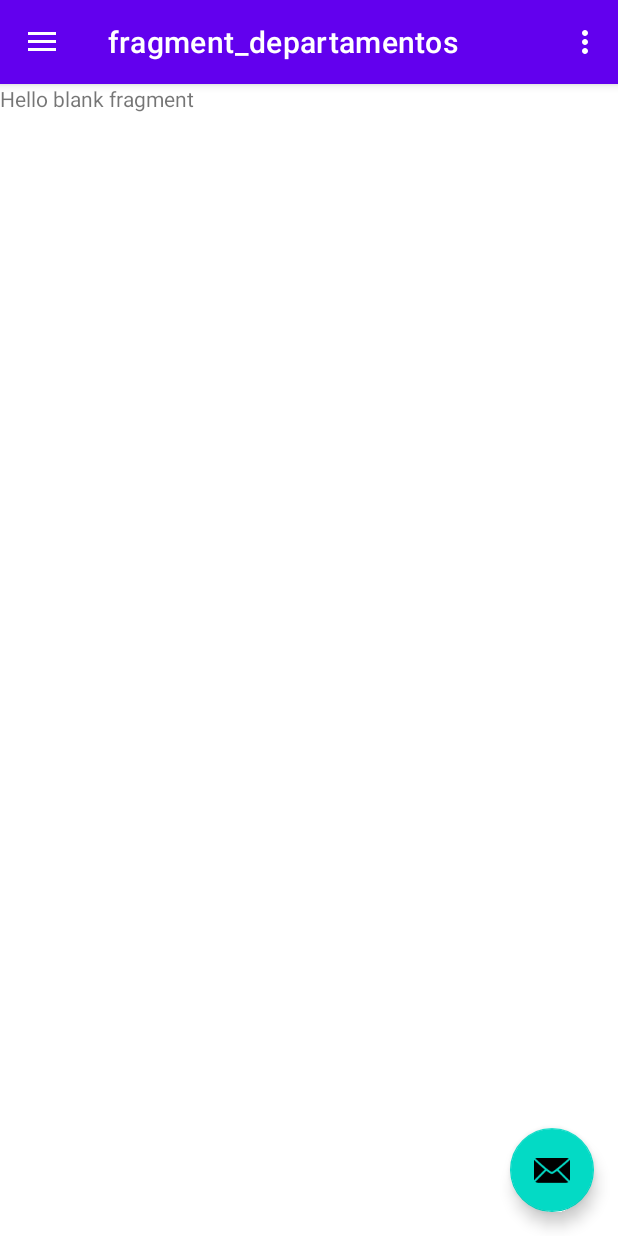
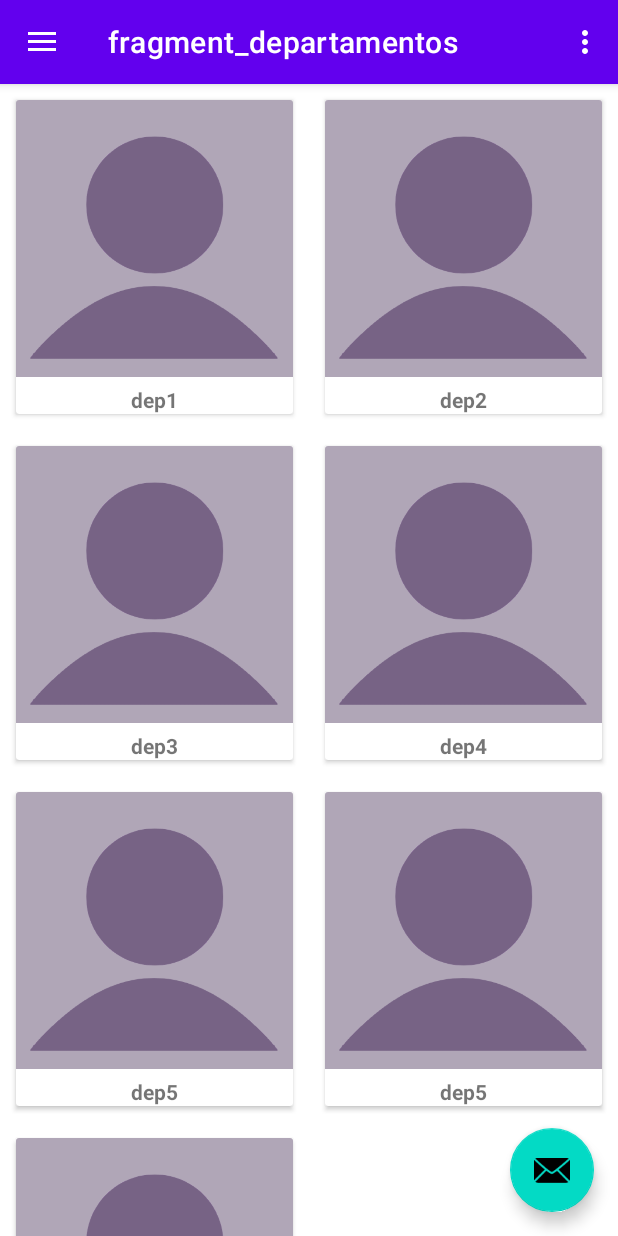
Before and after one commit to isabelcoboruizazuaga/ScrumManager, an Android app: the screen it shows after launch (NavigationDrawerActivity), in the side drawer, after a tap on "Departments", on a phone screen of 412 x 824 dp. Run offline under Robolectric (Android 15) with nearby library versions, the phone set to English and light mode, and no system bars; our stand-ins replace navigation-ui.

Commit message:
Añadido Grid Layout con Recycler View para los departamentos

```diff
--- /dev/null
+++ b/app/src/main/java/com/example/scrummanager/Controladores/AdaptadorDepartamentos.java
@@ -0,0 +1,70 @@
+package com.example.scrummanager.Controladores;
+
+import android.content.Context;
+import android.view.LayoutInflater;
+import android.view.View;
+import android.view.ViewGroup;
+import android.widget.TextView;
+
+import androidx.annotation.NonNull;
+import androidx.recyclerview.widget.RecyclerView;
+
+import com.example.scrummanager.Modelos.Departamento;
+import com.example.scrummanager.R;
+
+import java.util.ArrayList;
+
+public class AdaptadorDepartamentos extends RecyclerView.Adapter<AdaptadorDepartamentos.AdaptadorDepartamentosViewHolder> {
+    private ArrayList<Departamento> departamentos;
+    private Context contexto;
+    private Departamento departamento;
+
+    public AdaptadorDepartamentos(ArrayList<Departamento> departamentos, Context contexto) {
+        this.departamentos = departamentos;
+        this.contexto = contexto;
+    }
+
+    @NonNull
+    @Override
+    public AdaptadorDepartamentosViewHolder onCreateViewHolder(@NonNull ViewGroup parent, int viewType) {
+        //Se infla la View
+        View itemView = LayoutInflater.from(parent.getContext())
+                .inflate(R.layout.departamento_item, parent, false);
+
+        //Se crea el ViewHolder
+        AdaptadorDepartamentos.AdaptadorDepartamentosViewHolder avh=new AdaptadorDepartamentos.AdaptadorDepartamentosViewHolder((itemView));
+
+        return avh;
+    }
+
+    @Override
+    public void onBindViewHolder(@NonNull AdaptadorDepartamentosViewHolder holder, int position) {
+        departamento= departamentos.get(position);
+
+        String nombreDepartamento= departamento.getNombreDepartamento();
+
+        //Se incluye el departamento en el layout
+        holder.tv_nombreDepartamento.setText(nombreDepartamento.toString());
+    }
+
+    @Override
+    public int getItemCount() {
+        return departamentos.size();
+    }
+
+    public class AdaptadorDepartamentosViewHolder extends RecyclerView.ViewHolder{
+        //items del layout
+        private TextView tv_nombreDepartamento, iv_fotoDepartamento;
+        public AdaptadorDepartamentosViewHolder(@NonNull View itemView) {
+            super(itemView);
+
+            //Se le da al contexto el valor correcto
+            contexto= itemView.getContext();
+
+            //inicializacón de los elementos del layout
+            tv_nombreDepartamento= itemView.findViewById(R.id.tv_nombreDepartamento);
+            //iv_fotoDepartamento= itemView.findViewById(R.id.iv_fotoDepartamento);
+
+        }
+    }
+}
--- /dev/null
+++ b/app/src/main/java/com/example/scrummanager/Controladores/ProporcionalImageView.java
@@ -0,0 +1,28 @@
+package com.example.scrummanager.Controladores;
+
+import android.content.Context;
+import android.util.AttributeSet;
+
+public class ProporcionalImageView extends androidx.appcompat.widget.AppCompatImageView {
+
+    public ProporcionalImageView(Context context) {
+        super(context);
+    }
+
+    public ProporcionalImageView(Context context, AttributeSet attrs) {
+        super(context, attrs);
+    }
+
+    public ProporcionalImageView(Context context, AttributeSet attrs, int defStyle) {
+        super(context, attrs, defStyle);
+    }
+
+    @Override
+    protected void onMeasure(int widthMeasureSpec, int heightMeasureSpec) {
+
+        super.onMeasure(widthMeasureSpec, heightMeasureSpec);
+
+        setMeasuredDimension(getMeasuredWidth(), getMeasuredWidth());
+        setMeasuredDimension(getMeasuredHeight(), getMeasuredHeight());
+    }
+}
--- a/app/src/main/java/com/example/scrummanager/Modelos/Departamento.java
+++ b/app/src/main/java/com/example/scrummanager/Modelos/Departamento.java
@@ -7,6 +7,7 @@ public class Departamento implements Serializable {
     private String idDepartamento;
     private String nombreDepartamento;
     private String nifJefeDepartamento;
+    private String urlFotoDepartamento;
     private ArrayList<Empleado> miembrosDepartamento;
     private ArrayList<Proyecto> ListaProyectosDepartamento;
 
@@ -16,6 +17,18 @@ public class Departamento implements Serializable {
     public Departamento(String idDepartamento, String nombreDepartamento) {
         this.idDepartamento = idDepartamento;
         this.nombreDepartamento = nombreDepartamento;
+    }
+
+    public void setIdDepartamento(String idDepartamento) {
+        this.idDepartamento = idDepartamento;
+    }
+
+    public String getUrlFotoDepartamento() {
+        return urlFotoDepartamento;
+    }
+
+    public void setUrlFotoDepartamento(String urlFotoDepartamento) {
+        this.urlFotoDepartamento = urlFotoDepartamento;
     }
 
     public String getIdDepartamento() {
--- a/app/src/main/java/com/example/scrummanager/Vistas/Departamentos.java
+++ b/app/src/main/java/com/example/scrummanager/Vistas/Departamentos.java
@@ -2,59 +2,42 @@ package com.example.scrummanager.Vistas;
 
 import android.os.Bundle;
 
+import androidx.annotation.NonNull;
+import androidx.annotation.Nullable;
 import androidx.fragment.app.Fragment;
+import androidx.recyclerview.widget.GridLayoutManager;
+import androidx.recyclerview.widget.LinearLayoutManager;
+import androidx.recyclerview.widget.RecyclerView;
 
 import android.view.LayoutInflater;
 import android.view.View;
 import android.view.ViewGroup;
+import android.widget.LinearLayout;
 
+import com.example.scrummanager.Controladores.AdaptadorDepartamentos;
+import com.example.scrummanager.Modelos.Departamento;
 import com.example.scrummanager.R;
 
-/**
- * A simple {@link Fragment} subclass.
- * Use the {@link Departamentos#newInstance} factory method to
- * create an instance of this fragment.
- */
+import java.util.ArrayList;
+
 public class Departamentos extends Fragment {
-
-    // TODO: Rename parameter arguments, choose names that match
-    // the fragment initialization parameters, e.g. ARG_ITEM_NUMBER
-    private static final String ARG_PARAM1 = "param1";
-    private static final String ARG_PARAM2 = "param2";
-
-    // TODO: Rename and change types of parameters
-    private String mParam1;
-    private String mParam2;
+   private RecyclerView recView;
+   private ArrayList<Departamento> departamentos;
+   private Departamento departamento;
 
     public Departamentos() {
         // Required empty public constructor
     }
 
-    /**
-     * Use this factory method to create a new instance of
-     * this fragment using the provided parameters.
-     *
-     * @param param1 Parameter 1.
-     * @param param2 Parameter 2.
-     * @return A new instance of fragment Departamentos.
-     */
-    // TODO: Rename and change types and number of parameters
-    public static Departamentos newInstance(String param1, String param2) {
+    public static Departamentos newInstance() {
         Departamentos fragment = new Departamentos();
         Bundle args = new Bundle();
-        args.putString(ARG_PARAM1, param1);
-        args.putString(ARG_PARAM2, param2);
-        fragment.setArguments(args);
         return fragment;
     }
 
     @Override
     public void onCreate(Bundle savedInstanceState) {
         super.onCreate(savedInstanceState);
-        if (getArguments() != null) {
-            mParam1 = getArguments().getString(ARG_PARAM1);
-            mParam2 = getArguments().getString(ARG_PARAM2);
-        }
     }
 
     @Override
@@ -63,4 +46,33 @@ public class Departamentos extends Fragment {
         // Inflate the layout for this fragment
         return inflater.inflate(R.layout.fragment_departamentos, container, false);
     }
+
+    @Override
+    public void onViewCreated(@NonNull View view, @Nullable Bundle savedInstanceState) {
+        super.onViewCreated(view, savedInstanceState);
+
+        recView= view.findViewById(R.id.rv_departamentos);
+        GridLayoutManager gridlayoutManager= new GridLayoutManager(getContext(),2);
+        LinearLayoutManager layoutManager= new LinearLayoutManager(getContext(),LinearLayoutManager.VERTICAL,false);
+        recView.setLayoutManager(gridlayoutManager);
+
+        departamentos=new ArrayList<Departamento>();
+        departamento= new Departamento("id01","dep1");
+        departamentos.add(departamento);
+        departamento= new Departamento("id02","dep2");
+        departamentos.add(departamento);
+        departamento= new Departamento("id03","dep3");
+        departamentos.add(departamento);
+        departamento= new Departamento("id4","dep4");
+        departamentos.add(departamento);
+        departamento= new Departamento("asda","dep5");
+        departamentos.add(departamento);
+        departamento= new Departamento("sad","dep5");
+        departamentos.add(departamento);
+        departamento= new Departamento("ad","dep6");
+        departamentos.add(departamento);
+
+        AdaptadorDepartamentos adaptadorDepartamentos= new AdaptadorDepartamentos(departamentos,getContext());
+        recView.setAdapter(adaptadorDepartamentos);
+    }
 }
--- /dev/null
+++ b/app/src/main/res/layout/departamento_item.xml
@@ -0,0 +1,42 @@
+<RelativeLayout
+    xmlns:android="http://schemas.android.com/apk/res/android"
+    xmlns:tools="http://schemas.android.com/tools"
+    xmlns:app="http://schemas.android.com/apk/res-auto"
+    android:layout_width="match_parent"
+    android:layout_height="wrap_content"
+    android:layout_margin="5dp">
+
+    <androidx.cardview.widget.CardView
+        android:layout_width="match_parent"
+        android:layout_height="wrap_content"
+        android:layout_margin="5dp"
+        app:cardCornerRadius="@dimen/cardview_default_radius"
+        app:cardElevation="@dimen/cardview_default_elevation">
+
+        <LinearLayout
+            android:layout_width="match_parent"
+            android:layout_height="wrap_content"
+            android:orientation="vertical">
+
+            <com.example.scrummanager.Controladores.ProporcionalImageView
+                android:id="@+id/imageView2"
+                android:layout_width="match_parent"
+                android:layout_height="wrap_content"
+                android:adjustViewBounds="true"
+                android:scaleType="centerCrop"
+                app:srcCompat="@drawable/profile_pic" />
+
+
+            <TextView
+                android:id="@+id/tv_nombreDepartamento"
+                android:layout_marginTop="5dp"
+                android:layout_width="match_parent"
+                android:layout_height="wrap_content"
+                android:textAlignment="center"
+                android:textStyle="bold"
+                android:text="Nombre Departamento" />
+
+        </LinearLayout>
+
+    </androidx.cardview.widget.CardView>
+</RelativeLayout>
--- a/app/src/main/res/layout/fragment_departamentos.xml
+++ b/app/src/main/res/layout/fragment_departamentos.xml
@@ -4,11 +4,9 @@
     android:layout_width="match_parent"
     android:layout_height="match_parent"
     tools:context=".Vistas.Departamentos">
-
-    <!-- TODO: Update blank fragment layout -->
-    <TextView
+    <androidx.recyclerview.widget.RecyclerView
+        android:id="@+id/rv_departamentos"
         android:layout_width="match_parent"
-        android:layout_height="match_parent"
-        android:text="@string/hello_blank_fragment" />
+        android:layout_height="match_parent" />
 
 </FrameLayout>
```
